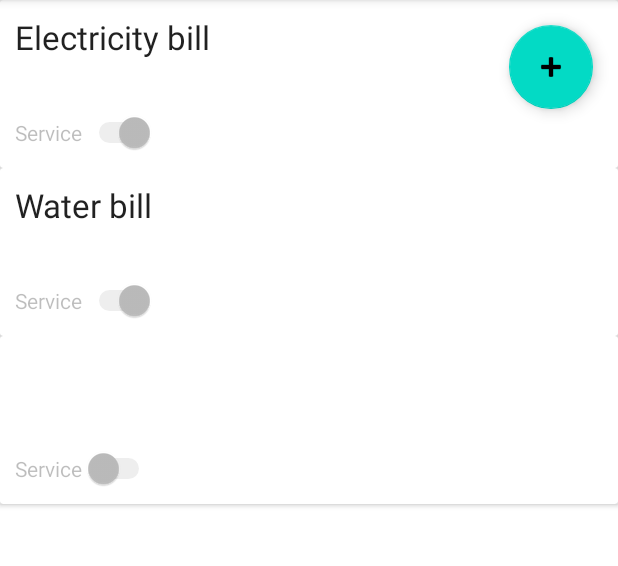
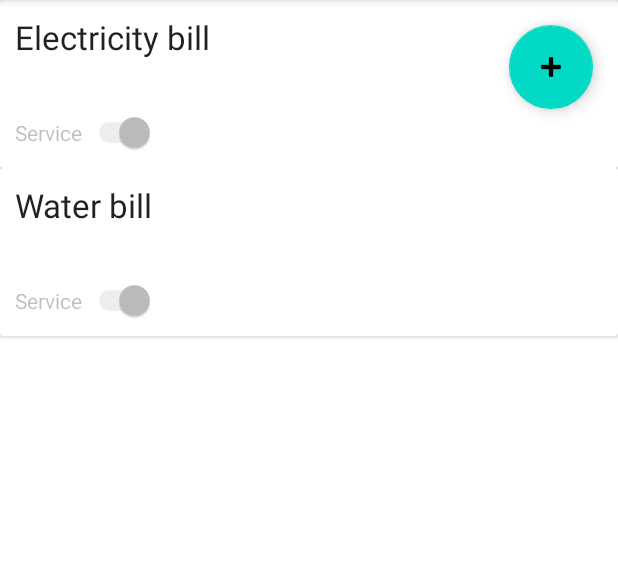
Before and after one commit to TariqHajeer/Expense-Management, an Android app: the fragment MaterialFragment shown on its own in the app's theme, on a phone screen of 412 x 824 dp, the part 84-650 px from its top. Run offline under Robolectric (Android 15) with nearby library versions, the phone set to English and light mode, and no system bars; our stand-ins replace Room's generated code.

Commit message:
add new material

```diff
--- a/app/src/main/java/com/example/expensemanagement/ViewHolders/MaterialViewHolder.java
+++ b/app/src/main/java/com/example/expensemanagement/ViewHolders/MaterialViewHolder.java
@@ -16,8 +16,9 @@ import com.example.expensemanagement.ViewModels.MaterialViewModel;
 
 public class MaterialViewHolder extends RecyclerView.ViewHolder {
     private final TextView name;
-    private final TextView description ;
+    private final TextView description;
     private final Switch isService;
+
     public MaterialViewHolder(@NonNull View itemView) {
         super(itemView);
         name = itemView.findViewById(R.id.material_name_text_view);
@@ -28,7 +29,8 @@ public class MaterialViewHolder extends RecyclerView.ViewHolder {
     public void bind(Material material) {
         name.setText(material.getName());
         description.setText(material.getDescription());
-        isService.setChecked(material.getIsService());
+        Log.d("TAG", material.getName() + Boolean.toString(material.getIsService()));
+        isService.setChecked(true);
     }
 
     public static MaterialViewHolder create(ViewGroup parent) {
--- a/app/src/main/java/com/example/expensemanagement/ui/material/MaterialFragment.java
+++ b/app/src/main/java/com/example/expensemanagement/ui/material/MaterialFragment.java
@@ -5,6 +5,7 @@ import android.os.Bundle;
 import android.view.LayoutInflater;
 import android.view.View;
 import android.view.ViewGroup;
+import android.widget.Switch;
 
 import androidx.annotation.NonNull;
 import androidx.fragment.app.Fragment;
@@ -14,6 +15,7 @@ import androidx.recyclerview.widget.RecyclerView;
 
 import com.example.expensemanagement.Adapters.MaterialListAdapter;
 import com.example.expensemanagement.CreateOrUpdateMaterialActivity;
+import com.example.expensemanagement.R;
 import com.example.expensemanagement.ViewModels.MaterialViewModel;
 import com.example.expensemanagement.databinding.FragmentMaterialBinding;
 
--- a/app/src/main/res/layout/material_list_item.xml
+++ b/app/src/main/res/layout/material_list_item.xml
@@ -15,20 +15,20 @@
             android:layout_height="wrap_content"
             android:layout_alignParentStart="true"
             android:layout_alignParentLeft="true"
+            android:maxLines="1"
             android:text="name"
             android:textAppearance="@style/TextAppearance.AppCompat.Large"
             app:layout_constraintEnd_toEndOf="parent"
-            android:maxLines="1"
             app:layout_constraintStart_toStartOf="parent"
             app:layout_constraintTop_toTopOf="parent" />
 
         <TextView
-            android:minLines="2"
             android:id="@+id/material_description_text_view"
             android:layout_width="match_parent"
             android:layout_height="wrap_content"
             android:layout_alignParentStart="true"
             android:layout_alignParentLeft="true"
+            android:minLines="2"
             android:text="lorem"
             android:textAppearance="@style/TextAppearance.AppCompat.Small"
             app:layout_constraintEnd_toEndOf="parent"
@@ -39,11 +39,11 @@
             android:id="@+id/material_is_service"
             android:layout_width="wrap_content"
             android:layout_height="wrap_content"
+            android:enabled="false"
             android:text="Service"
             app:layout_constraintEnd_toEndOf="parent"
             app:layout_constraintHorizontal_bias="0.0"
             app:layout_constraintStart_toStartOf="parent"
-            app:layout_constraintTop_toBottomOf="@id/material_description_text_view"
-            android:enabled="false"/>
+            app:layout_constraintTop_toBottomOf="@id/material_description_text_view" />
     </androidx.constraintlayout.widget.ConstraintLayout>
 </androidx.cardview.widget.CardView>
--- a/app/src/main/res/values/strings.xml
+++ b/app/src/main/res/values/strings.xml
@@ -18,4 +18,5 @@
     <string name="AddMaterial">Add Material</string>
     <string name="error">something went wrong... Please restart the application </string>
     <string name="nameRepeated">The name is repeated </string>
+    <string name="nameRequired">The name is required </string>
 </resources>
--- a/app/src/main/res/values/styles.xml
+++ b/app/src/main/res/values/styles.xml
@@ -4,4 +4,5 @@
         <item name="android:background">@color/black_overlay</item>
         <item name="android:buttonBarStyle">?android:attr/buttonBarStyle</item>
     </style>
+
 </resources>
```
Also changed, not shown: app/src/main/java/com/example/expensemanagement/CreateOrUpdateMaterialActivity.java (+14 -3 lines).
